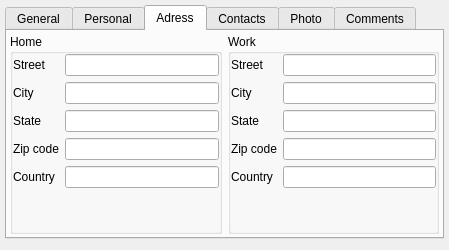
This is src/plugins/vcard/vcarddialog.ui in vacuum-im/vacuum-im as Qt 5 draws it before an edit. The edited form follows.
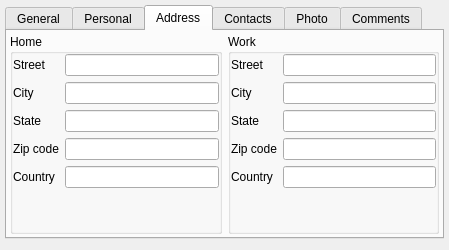
This is the edited form. The open tabs and pages were chosen to show the change. Custom widgets are drawn as their Qt base class.

Diff of the .ui file:
```diff
--- a/src/plugins/vcard/vcarddialog.ui
+++ b/src/plugins/vcard/vcarddialog.ui
@@ -309,7 +309,7 @@
      </widget>
      <widget class="QWidget" name="tabAdress">
       <attribute name="title">
-       <string>Adress</string>
+       <string>Address</string>
       </attribute>
       <layout class="QHBoxLayout" name="lotAdress">
        <property name="margin">
```
Left out of the diff: 2 changed lines with no effect on the pictures.
